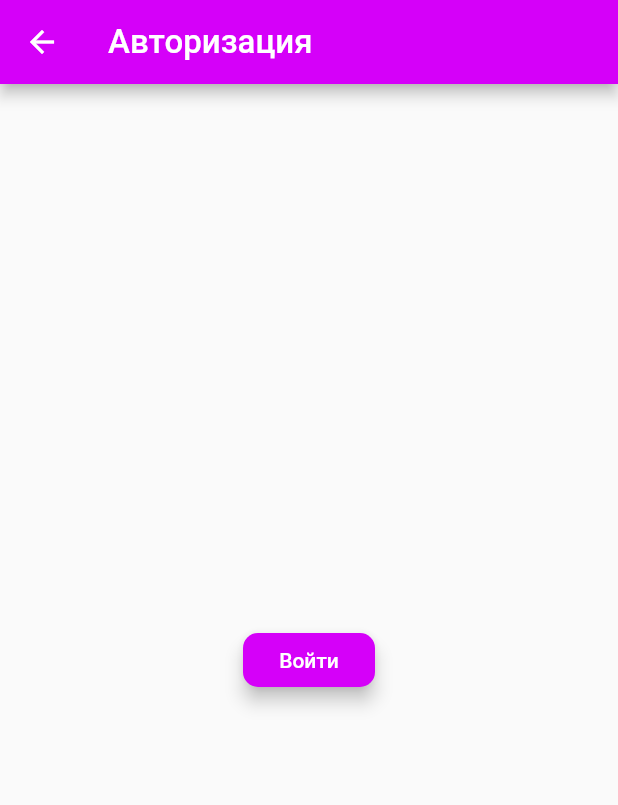
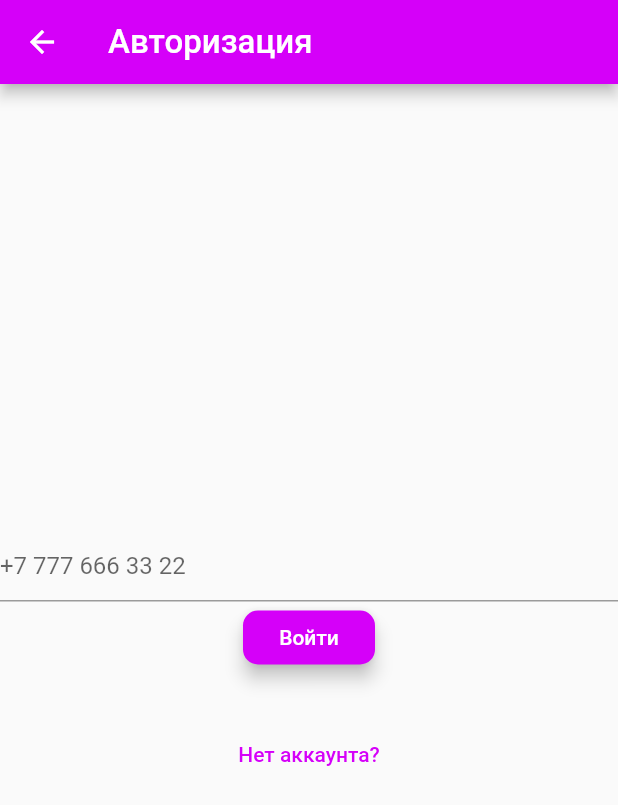
Before and after one commit to Alex-A4/PersonalChat, a Flutter app: the LogInScreen screen opened directly, on a phone screen of 412 x 824 dp. Shown: the top 805 px of the screen. Run offline on Flutter 3.47's test engine with Material 2 defaults, Android fonts, the phone set to English and light mode, and no system bars; our stand-ins replace bloc, cloud_firestore, connectivity, dynamic_theme, equatable, flutter_bloc and 1 more; accounts and stored records are empty; statements that could not run were skipped.

```diff
--- a/lib/ui/auth_ui/log_in.dart
+++ b/lib/ui/auth_ui/log_in.dart
@@ -10,6 +10,15 @@ class LogInScreen extends StatefulWidget {
 }
 
 class _LogInScreenState extends State<LogInScreen> {
+  TextEditingController _phoneController = TextEditingController();
+
+
+  @override
+  void dispose() {
+    _phoneController.dispose();
+    super.dispose();
+  }
+
   @override
   Widget build(BuildContext context) {
     return Scaffold(
@@ -21,6 +30,12 @@ class _LogInScreenState extends State<LogInScreen> {
           mainAxisSize: MainAxisSize.min,
           crossAxisAlignment: CrossAxisAlignment.center,
           children: <Widget>[
+            TextField(
+              controller: _phoneController,
+              maxLines: 1,
+              keyboardType: TextInputType.number,
+              decoration: InputDecoration(hintText: '+7 777 666 33 22'),
+            ),
             RaisedButton(
               onPressed: () {
                 BlocProvider.of<AuthenticationBloc>(context)
@@ -34,6 +49,17 @@ class _LogInScreenState extends State<LogInScreen> {
                   borderRadius: BorderRadius.circular(10.0)),
               child: Text('Войти'),
             ),
+            SizedBox(height: 30.0),
+            FlatButton(
+              onPressed: () {
+                BlocProvider.of<AuthenticationBloc>(context)
+                    .dispatch(AuthSignInEvent());
+              },
+              textColor: Colors.purpleAccent[400],
+              shape: RoundedRectangleBorder(
+                  borderRadius: BorderRadius.circular(10.0)),
+              child: Text('Нет аккаунта?'),
+            ),
           ],
         ),
       ),
```
Also changed, not shown: lib/ui/auth_ui/sign_in.dart (+91 -1 lines).
